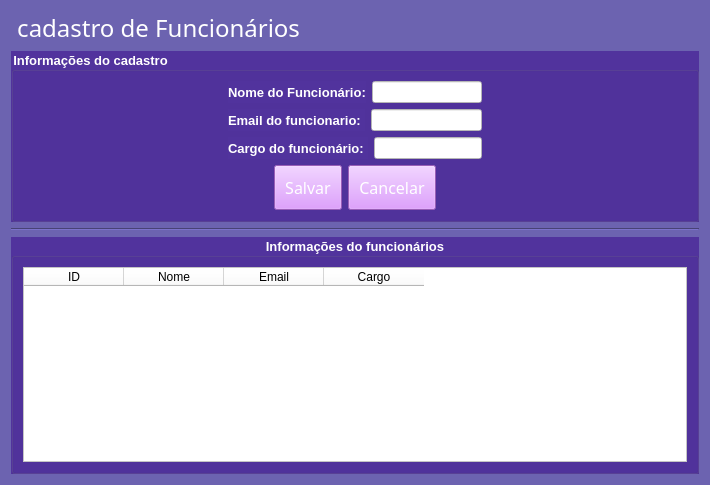
The window that view/cadastro_funcionarios.ui (Michel3-01/Sistema_Loja_de_Roupas) describes before a commit, drawn with Qt 5.
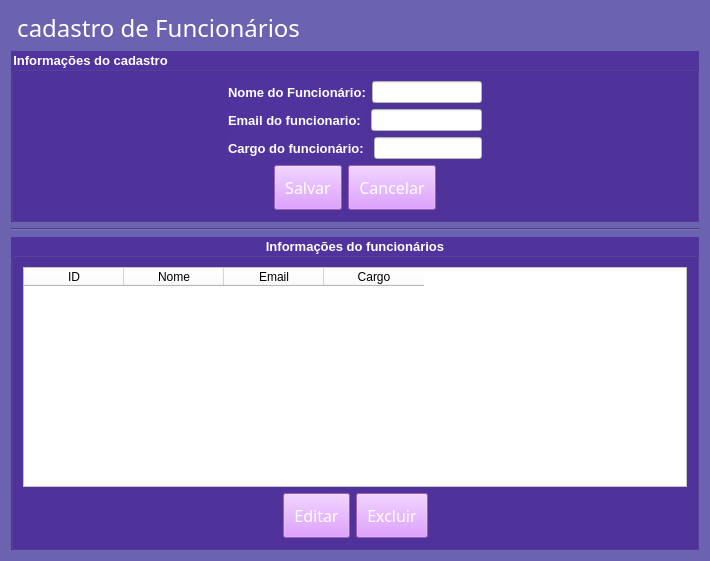
The same window after the commit.

```diff
--- a/view/cadastro_funcionarios.ui
+++ b/view/cadastro_funcionarios.ui
@@ -7,7 +7,7 @@
     <x>0</x>
     <y>0</y>
     <width>710</width>
-    <height>485</height>
+    <height>561</height>
    </rect>
   </property>
   <property name="windowTitle">
@@ -16,7 +16,7 @@
   <property name="styleSheet">
    <string notr="true">background-color:rgb(108, 99, 176)</string>
   </property>
-  <layout class="QVBoxLayout" name="verticalLayout_4">
+  <layout class="QVBoxLayout" name="verticalLayout_5">
    <item>
     <widget class="QLabel" name="label">
      <property name="font">
@@ -268,6 +268,8 @@
      <property name="alignment">
       <set>Qt::AlignCenter</set>
      </property>
+     <layout class="QVBoxLayout" name="verticalLayout_4">
+      <item>
      <layout class="QVBoxLayout" name="verticalLayout_3">
       <item>
        <widget class="QTableWidget" name="tabela_funcionarios">
@@ -297,6 +299,80 @@
          </property>
         </column>
        </widget>
+        </item>
+        <item>
+         <layout class="QHBoxLayout" name="horizontalLayout_7">
+          <item>
+           <spacer name="horizontalSpacer_5">
+            <property name="orientation">
+             <enum>Qt::Horizontal</enum>
+            </property>
+            <property name="sizeHint" stdset="0">
+             <size>
+              <width>40</width>
+              <height>20</height>
+             </size>
+            </property>
+           </spacer>
+          </item>
+          <item>
+           <layout class="QHBoxLayout" name="horizontalLayout_6">
+            <item>
+             <widget class="QPushButton" name="salvar_btn_2">
+              <property name="font">
+               <font>
+                <family>Impact</family>
+                <pointsize>12</pointsize>
+               </font>
+              </property>
+              <property name="styleSheet">
+               <string notr="true">background-color: rgb(214, 131, 255);
+color: rgb(255, 255, 255);
+padding: 10px;
+</string>
+              </property>
+              <property name="text">
+               <string>Editar</string>
+              </property>
+             </widget>
+            </item>
+            <item>
+             <widget class="QPushButton" name="salvar_btn_3">
+              <property name="font">
+               <font>
+                <family>Impact</family>
+                <pointsize>12</pointsize>
+               </font>
+              </property>
+              <property name="styleSheet">
+               <string notr="true">background-color: rgb(214, 131, 255);
+color: rgb(255, 255, 255);
+padding: 10px;
+</string>
+              </property>
+              <property name="text">
+               <string>Excluir</string>
+              </property>
+             </widget>
+            </item>
+           </layout>
+          </item>
+          <item>
+           <spacer name="horizontalSpacer_4">
+            <property name="orientation">
+             <enum>Qt::Horizontal</enum>
+            </property>
+            <property name="sizeHint" stdset="0">
+             <size>
+              <width>40</width>
+              <height>20</height>
+             </size>
+            </property>
+           </spacer>
+          </item>
+         </layout>
+        </item>
+       </layout>
       </item>
      </layout>
     </widget>
```
Lines whose indentation alone changed are shown as unchanged.
